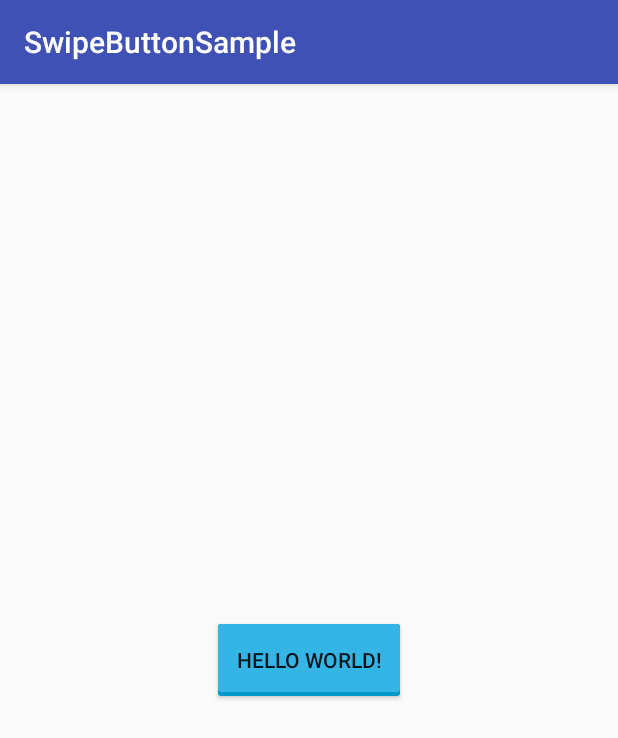
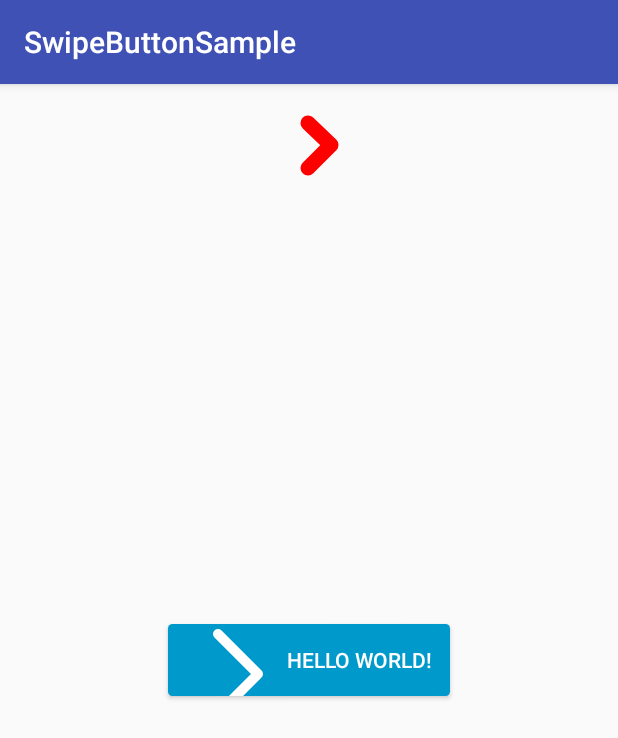
Before and after one commit to divyanshunegi/SwipeButton, an Android app: the screen it shows after launch (MainActivity), on a phone screen of 412 x 824 dp. Shown: the top 738 px of the screen. Run offline under Robolectric (Android 15) with nearby library versions, the phone set to English and light mode, and no system bars.

Commit message:
added the slide view drawable

```diff
--- a/app/src/main/java/com/divyanshu/swipebutton/swipebuttonsample/MainActivity.java
+++ b/app/src/main/java/com/divyanshu/swipebutton/swipebuttonsample/MainActivity.java
@@ -1,14 +1,23 @@
 package com.divyanshu.swipebutton.swipebuttonsample;
 
+import android.graphics.Color;
+import android.os.Build;
 import android.os.Bundle;
+import android.support.annotation.RequiresApi;
 import android.support.v7.app.AppCompatActivity;
+import android.widget.ImageView;
+
+import divyanshu.ineractive.custom_view.PolygonalDrwable;
 
 public class MainActivity extends AppCompatActivity {
 
+    @RequiresApi(api = Build.VERSION_CODES.JELLY_BEAN)
     @Override
     protected void onCreate(Bundle savedInstanceState) {
         super.onCreate(savedInstanceState);
         setContentView(R.layout.activity_main);
 
+        ((ImageView) findViewById(R.id.image))
+                .setBackground(new PolygonalDrwable(Color.parseColor("#ff0000"), 15));
     }
 }
--- a/app/src/main/res/layout/activity_main.xml
+++ b/app/src/main/res/layout/activity_main.xml
@@ -1,6 +1,7 @@
 <?xml version="1.0" encoding="utf-8"?>
 <RelativeLayout xmlns:android="http://schemas.android.com/apk/res/android"
     xmlns:tools="http://schemas.android.com/tools"
+    xmlns:app="http://schemas.android.com/apk/res-auto"
     android:id="@+id/activity_main"
     android:layout_width="match_parent"
     android:layout_height="match_parent"
@@ -10,11 +11,22 @@
     android:paddingTop="@dimen/activity_vertical_margin"
     tools:context="com.divyanshu.swipebutton.swipebuttonsample.MainActivity">
 
-    <com.divyanshu.swipebutton.swipebutton.SwipeButton
+    <divyanshu.ineractive.DumbButton
         android:id="@+id/km_label"
+        app:cornerRadius="3dp"
+        android:textColor="#fff"
         android:layout_centerInParent="true"
         android:layout_width="wrap_content"
         android:layout_height="wrap_content"
         android:text="Hello World!" />
 
+    <ImageView
+        android:id="@+id/image"
+        android:padding="10dp"
+        android:layout_centerHorizontal="true"
+        android:layout_alignParentTop="true"
+        android:background="#aaa"
+        android:layout_width="50dp"
+        android:layout_height="50dp" />
+
 </RelativeLayout>
--- a/swipebuttonlibrary/src/main/java/com/divyanshu/swipebutton/swipebutton/SwipeButton.java
+++ b/swipebuttonlibrary/src/main/java/divyanshu/ineractive/DumbButton.java
@@ -1,48 +1,49 @@
-package com.divyanshu.swipebutton.swipebutton;
+package divyanshu.ineractive;
 
 import android.annotation.SuppressLint;
 import android.content.Context;
 import android.content.res.TypedArray;
+import android.graphics.Canvas;
+import android.graphics.Color;
 import android.graphics.drawable.Drawable;
 import android.graphics.drawable.GradientDrawable;
 import android.graphics.drawable.LayerDrawable;
 import android.graphics.drawable.StateListDrawable;
 import android.os.Build;
 import android.support.annotation.RequiresApi;
+import android.support.v7.widget.AppCompatButton;
 import android.util.AttributeSet;
-import android.widget.Button;
+
+import com.divyanshu.swipebutton.swipebutton.R;
+
+import divyanshu.ineractive.custom_view.PolygonalDrwable;
+
+import static android.R.attr.drawableLeft;
 
 /**
  * Created by divyanshunegi on 2/8/17.
  * Project : SwipeButtonSample
  */
-public class SwipeButton extends Button {
+public class DumbButton extends AppCompatButton {
     private StateListDrawable mNormalDrawable;
     private String mNormalText;
     private float cornerRadius;
 
-    public SwipeButton(Context context) {
+    public DumbButton(Context context) {
         super(context);
         init(context,null);
     }
 
-    public SwipeButton(Context context, AttributeSet attrs) {
+    public DumbButton(Context context, AttributeSet attrs) {
         super(context, attrs);
         init(context,attrs);
     }
 
-    public SwipeButton(Context context, AttributeSet attrs, int defStyleAttr) {
+    public DumbButton(Context context, AttributeSet attrs, int defStyleAttr) {
         super(context, attrs, defStyleAttr);
         init(context,attrs);
 
     }
-
-    @RequiresApi(api = Build.VERSION_CODES.LOLLIPOP)
-    public SwipeButton(Context context, AttributeSet attrs, int defStyleAttr, int defStyleRes) {
-        super(context, attrs, defStyleAttr, defStyleRes);
-        init(context,attrs);
-    }
-
 
     private void init(Context context, AttributeSet attrs) {
         mNormalDrawable = new StateListDrawable();
@@ -66,21 +67,20 @@ public class SwipeButton extends Button {
         } else {
             setBackgroundDrawable(mNormalDrawable);
         }
-        setPadding(pL, pT, pR, pB);
+        setPadding(pL+100, pT, pR, pB);
 
     }
 
     private void initAttributes(Context context, AttributeSet attrs) {
 
-        TypedArray attr = getTypedArray(context, attrs, R.styleable.SwipeButton);
+        TypedArray attr = getTypedArray(context, attrs, R.styleable.DumbButton);
         if (attr == null) {
             return;
         }
-
         try {
 
             float defValue = getDimension(R.dimen.corner_radius);
-            cornerRadius = attr.getDimension(R.styleable.SwipeButton_pb_colorPressed, defValue);
+            cornerRadius = attr.getDimension(R.styleable.DumbButton_cornerRadius, defValue);
 
             mNormalDrawable.addState(new int[]{android.R.attr.state_pressed},
                     createPressedDrawable(attr));
@@ -110,7 +110,7 @@ public class SwipeButton extends Button {
         drawablePressed.setCornerRadius(getCornerRadius());
 
         int blueDark = getColor(R.color.blue_pressed);
-        int colorPressed = attr.getColor(R.styleable.SwipeButton_pb_colorPressed, blueDark);
+        int colorPressed = attr.getColor(R.styleable.DumbButton_colorPressed, blueDark);
         drawablePressed.setColor(colorPressed);
 
         return drawablePressed;
@@ -128,25 +128,32 @@ public class SwipeButton extends Button {
         return cornerRadius;
     }
 
+    @RequiresApi(api = Build.VERSION_CODES.JELLY_BEAN)
     private LayerDrawable createNormalDrawable(TypedArray attr) {
+
         LayerDrawable drawableNormal =
                 (LayerDrawable) getDrawable(R.drawable.rect_normal).mutate();
+
+        drawableNormal.setDrawableByLayerId(R.id.iconArrow,new PolygonalDrwable(Color.WHITE,10,100,100));
 
         GradientDrawable drawableTop =
                 (GradientDrawable) drawableNormal.getDrawable(0).mutate();
         drawableTop.setCornerRadius(getCornerRadius());
 
         int blueDark = getColor(R.color.blue_pressed);
-        int colorPressed = attr.getColor(R.styleable.SwipeButton_pb_colorPressed, blueDark);
+        int colorPressed = attr.getColor(R.styleable.DumbButton_colorPressed, blueDark);
         drawableTop.setColor(colorPressed);
 
-        GradientDrawable drawableBottom =
-                (GradientDrawable) drawableNormal.getDrawable(1).mutate();
-        drawableBottom.setCornerRadius(getCornerRadius());
+//        Drawable drawableLeft =
+//                (Drawable) drawableNormal.getDrawable(1).mutate();
+//        drawableLeft.setBounds(20,30,20,30);
+        drawableNormal.invalidateSelf();
+        //drawableLeft.setCornerRadius(getCornerRadius());
 
-        int blueNormal = getColor(R.color.blue_normal);
-        int colorNormal = attr.getColor(R.styleable.SwipeButton_pb_colorNormal, blueNormal);
-        drawableBottom.setColor(colorNormal);
+        int bluered = getColor(R.color.red_error);
+        int colorred = attr.getColor(R.styleable.DumbButton_colorPressed, bluered);
+//        drawableLeft.setColor(bluered);
+
         return drawableNormal;
     }
 }
--- /dev/null
+++ b/swipebuttonlibrary/src/main/java/divyanshu/ineractive/custom_view/PolygonalDrwable.java
@@ -0,0 +1,102 @@
+package divyanshu.ineractive.custom_view;
+
+import android.graphics.Canvas;
+import android.graphics.ColorFilter;
+import android.graphics.Paint;
+import android.graphics.Path;
+import android.graphics.PorterDuff;
+import android.graphics.PorterDuffXfermode;
+import android.graphics.Rect;
+import android.graphics.drawable.Drawable;
+import android.util.Log;
+
+import static android.R.attr.radius;
+
+public class PolygonalDrwable extends Drawable {
+
+    private int numberOfSides = 3;
+    private Path polygon = new Path();
+    private Path temporal = new Path();
+    private Paint paint = new Paint(Paint.ANTI_ALIAS_FLAG);
+    private int stroke;
+    private int height;
+    private int width;
+
+    public PolygonalDrwable(int color, int stroke) {
+        this.stroke = stroke;
+        paint.setColor(color);
+        paint.setStyle(Paint.Style.STROKE);
+        paint.setStrokeWidth(stroke);
+        paint.setStrokeJoin(Paint.Join.ROUND);
+        paint.setStrokeCap(Paint.Cap.ROUND);
+        polygon.setFillType(Path.FillType.EVEN_ODD);
+    }
+
+    public PolygonalDrwable(int color, int stroke,int height,int width) {
+        this.stroke = stroke;
+        this.height = height;
+        this.width = width;
+        paint.setColor(color);
+        paint.setStyle(Paint.Style.STROKE);
+        paint.setStrokeWidth(stroke);
+        paint.setStrokeJoin(Paint.Join.ROUND);
+        paint.setStrokeCap(Paint.Cap.ROUND);
+        polygon.setFillType(Path.FillType.EVEN_ODD);
+    }
+
+    @Override
+    public void draw(Canvas canvas) {
+        canvas.drawPath(polygon, paint);
+    }
+
+    @Override
+    public void setAlpha(int alpha) {
+        paint.setAlpha(alpha);
+    }
+
+    @Override
+    public void setColorFilter(ColorFilter cf) {
+        paint.setColorFilter(cf);
+    }
+
+    @Override
+    public int getOpacity() {
+        return paint.getAlpha();
+    }
+
+    @Override
+    protected void onBoundsChange(Rect bounds) {
+        super.onBoundsChange(bounds);
+        computeHex(bounds);
+        invalidateSelf();
+    }
+
+     void computeHex(Rect bounds) {
+
+        final int width = this.width==0?bounds.width():this.width;
+        final int height = this.height==0?bounds.height():this.height;
+        final int size = Math.min(width, height);
+        final int centerX = bounds.left + (width / 2);
+        final int centerY = bounds.top + (height / 2);
+
+        polygon.reset();
+        polygon.addPath(createHexagon(height,width, centerX, centerY));
+        //polygon.addPath(createHexagon((int) (size * .8f), centerX, centerY));
+    }
+
+    private Path createHexagon(int height,int width, int centerX, int centerY) {
+//        final float section = (float) (2.0 * Math.PI / numberOfSides);
+//        int radius = size / 2;
+        Path polygonPath = temporal;
+        polygonPath.reset();
+        polygonPath.moveTo(centerX, stroke);
+        polygonPath.lineTo((width-stroke),centerY);
+        polygonPath.lineTo(centerX,(height-stroke));
+//        for (int i = 1; i < numberOfSides; i++) {
+//            polygonPath.lineTo((centerX + radius * (float)Math.cos(section * i)),
+//                    (centerY + radius * (float)Math.sin(section * i)));
+//        }
+//        polygonPath.close();
+        return polygonPath;
+    }
+}
--- a/swipebuttonlibrary/src/main/res/drawable/rect_normal.xml
+++ b/swipebuttonlibrary/src/main/res/drawable/rect_normal.xml
@@ -1,6 +1,6 @@
 <?xml version="1.0" encoding="utf-8"?>
+<layer-list xmlns:android="http://schemas.android.com/apk/res/android">
 
-<layer-list xmlns:android="http://schemas.android.com/apk/res/android">
     <item>
         <shape android:shape="rectangle">
             <corners android:radius="@dimen/corner_radius" />
@@ -8,10 +8,14 @@
         </shape>
     </item>
 
-    <item android:bottom="@dimen/layer_padding">
-        <shape android:shape="rectangle">
-            <corners android:radius="@dimen/corner_radius" />
-            <solid android:color="@color/blue_normal" />
-        </shape>
+    <!--we can add top, left ,right,bottom-->
+    <item
+        android:id="@+id/iconArrow"
+        android:drawable="@color/blue_normal">
+        <!--<shape android:shape="rectangle" >-->
+            <!--<corners android:radius="@dimen/corner_radius" />-->
+            <!--<solid android:color="@color/blue_normal" />-->
+        <!--</shape>-->
     </item>
+
 </layer-list>
```
Also changed, not shown: swipebuttonlibrary/src/main/java/com/divyanshu/swipebutton/swipebutton/LatLonDistanceCalculator.java (deleted, +0 -26 lines), swipebuttonlibrary/src/main/java/com/divyanshu/swipebutton/swipebutton/Point.java (deleted, +0 -19 lines), swipebuttonlibrary/src/main/java/divyanshu/ineractive/AnimatorButton.java (added, +40 -0 lines), swipebuttonlibrary/src/main/java/divyanshu/ineractive/buttons/SwipeGestureButton.java (added, +27 -0 lines), swipebuttonlibrary/src/main/res/values/styles.xml (+4 -4 lines).
